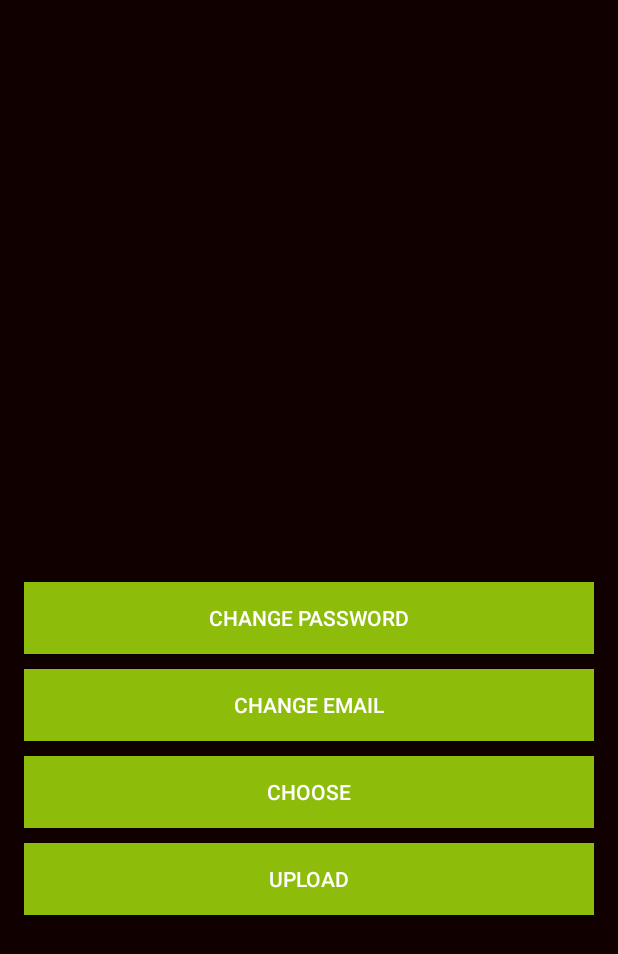
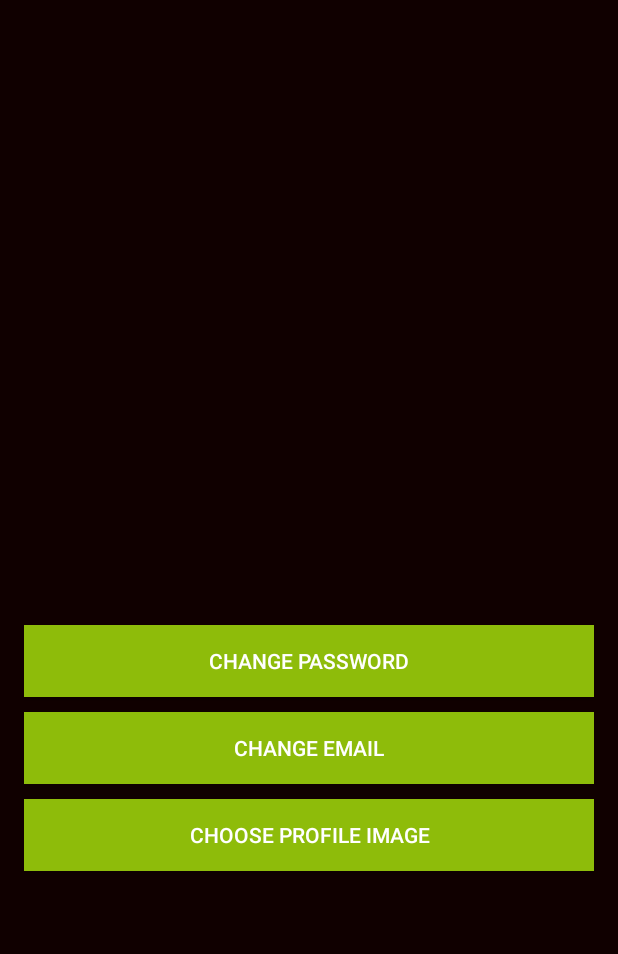
Before and after one commit to catarinamargxavier/Greencities, an Android app: the ProfileAtivity screen opened directly, with no data from a screen before it, on a phone screen of 412 x 824 dp. Shown: the top 954 px of the screen. Run offline under Robolectric (Android 15) with nearby library versions, the phone set to English and light mode, and no system bars; our stand-ins replace Firebase (no records; nobody signed in at launch, a user with empty details on screens opened directly); libraries missing offline, so code that uses them is left out: com.firebase.ui; 3 statements that could not run were skipped.

```diff
--- a/app/src/main/java/icm/entities/MyRecyclerViewAdapterResults.java
+++ b/app/src/main/java/icm/entities/MyRecyclerViewAdapterResults.java
@@ -91,10 +91,10 @@ public class MyRecyclerViewAdapterResults extends RecyclerView
             sec = seconds + "";
 
         holder.activity.setText(mDataset.get(position).getActivity());
-        holder.distance.setText(mDataset.get(position).getDistance()+"");
+        holder.distance.setText((double) mDataset.get(position).getDistance() + " m");
         holder.time.setText(h + ":" + min+":"+sec);
-        holder.date.setText(mDataset.get(position).getDate()+"");
-
+        holder.date.setText("December 5th 2018");
+        mDataset.get(position).getDate();
 
         if (mDataset.get(position).getActivity() == "Cycling")
             holder.actIcon.setImageResource(R.drawable.ic_on_bicycle);
--- a/app/src/main/java/icm/greencities/ProfileAtivity.java
+++ b/app/src/main/java/icm/greencities/ProfileAtivity.java
@@ -96,7 +96,7 @@ public class ProfileAtivity extends AppCompatActivity {
 
         //Initialize Views
         btnChoose = (Button) findViewById(R.id.btnChoose);
-        btnUpload = (Button) findViewById(R.id.btnUpload);
+       // btnUpload = (Button) findViewById(R.id.btnUpload);
         //imageView = (ImageView) findViewById(R.id.imgView);
         btnChoose.setOnClickListener(new View.OnClickListener() {
             @Override
@@ -104,12 +104,12 @@ public class ProfileAtivity extends AppCompatActivity {
                 chooseImage();
             }
         });
-        btnUpload.setOnClickListener(new View.OnClickListener() {
+        /*btnUpload.setOnClickListener(new View.OnClickListener() {
             @Override
             public void onClick(View v) {
                 uploadImage();
             }
-        });
+        });*/
     }
 
 
--- a/app/src/main/java/icm/greencities/StartActivity.java
+++ b/app/src/main/java/icm/greencities/StartActivity.java
@@ -393,7 +393,7 @@ public class StartActivity extends AppCompatActivity implements SensorEventListe
                 Activity aux = new Activity();
                 aux.setActivity(doing);
                 aux.setCoordinates(coordenadas);
-                aux.setDistance(distance);
+                aux.setDistance(newDistance);
                 aux.setTime(count);
                 aux.setPoints(count/10);
                 aux.setDate(time);
--- a/app/src/main/res/layout/activity_profile_ativity.xml
+++ b/app/src/main/res/layout/activity_profile_ativity.xml
@@ -61,16 +61,7 @@
         android:layout_height="wrap_content"
         android:layout_marginTop="10dip"
         android:background="@color/colorPrimary"
-        android:text="Choose"
-        android:textColor="@color/white" />
-
-    <Button
-        android:id="@+id/btnUpload"
-        android:layout_width="fill_parent"
-        android:layout_height="wrap_content"
-        android:layout_marginTop="10dip"
-        android:background="@color/colorPrimary"
-        android:text="Upload"
+        android:text="Choose Profile Image"
         android:textColor="@color/white" />
 
 
```
Lines whose indentation alone changed are shown as unchanged.
